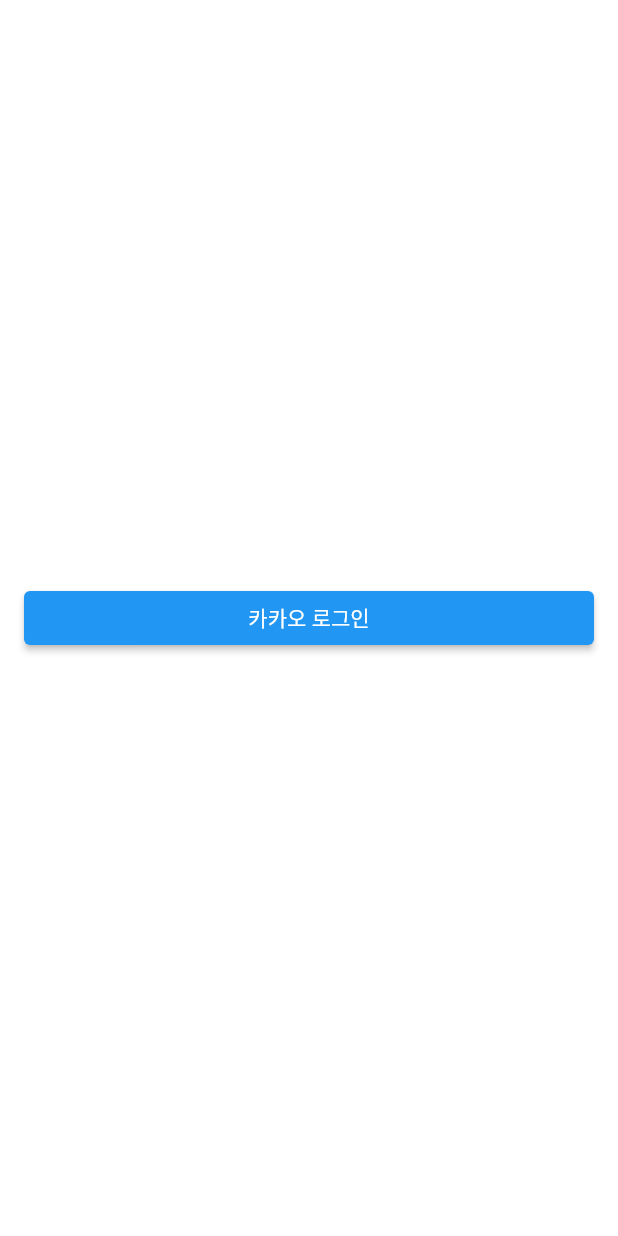
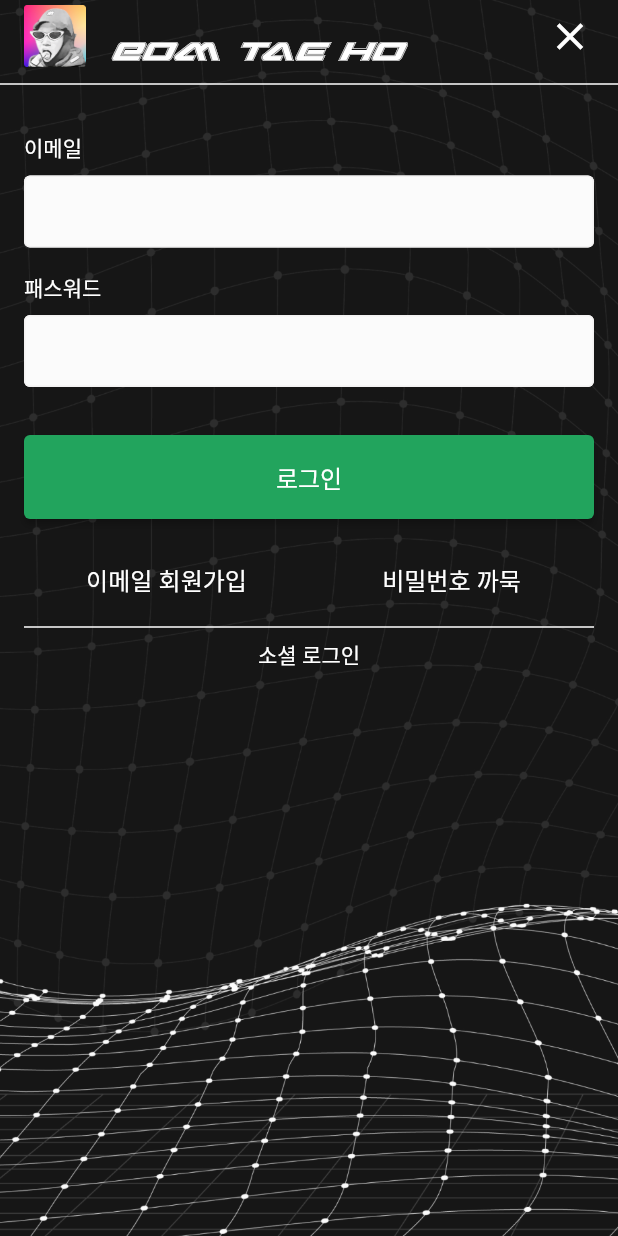
Before and after one commit to eom-droid/project_eom_client, a Flutter app: the screen it shows after launch, on a phone screen of 412 x 824 dp. Run offline on Flutter 3.47's test engine with Material 2 defaults, Android fonts, the phone set to English and light mode, and no system bars; our stand-ins replace dio, flutter_dotenv, flutter_riverpod, flutter_secure_storage, flutter_svg, go_router and 3 more; missing offline and left inert: debounce_throttle, kakao_flutter_sdk_user; generated files the repository leaves out were written again.

Commit message:
FEAT login page 디자인 진행 중[50%]

```diff
--- a/lib/auth/respository/auth_repository.dart
+++ b/lib/auth/respository/auth_repository.dart
@@ -1,24 +1,34 @@
 import 'package:client/auth/model/token_model.dart';
+import 'package:client/common/const/data.dart';
 import 'package:client/common/dio/dio.dart';
+import 'package:client/common/provider/secure_storage.dart';
 import 'package:dio/dio.dart' hide Headers;
 import 'package:flutter_dotenv/flutter_dotenv.dart';
 import 'package:flutter_riverpod/flutter_riverpod.dart';
+import 'package:flutter_secure_storage/flutter_secure_storage.dart';
 
 const SET_COOKIE_SPLIT_PATTERN = "; ";
 
 final authRepositoryProvider = Provider((ref) {
-  final dio = ref.read(dioProvider);
+  final dio = ref.watch(dioProvider);
+  final storage = ref.watch(secureStorageProvider);
   String ip = dotenv.env['IP']!;
-  return AuthRepository(dio: dio, baseUrl: 'http://$ip/api/v1/auth');
+  return AuthRepository(
+    dio: dio,
+    baseUrl: 'http://$ip/api/v1/auth',
+    storage: storage,
+  );
 });
 
 class AuthRepository {
   final String baseUrl;
   final Dio dio;
+  final FlutterSecureStorage storage;
 
   AuthRepository({
     required this.baseUrl,
     required this.dio,
+    required this.storage,
   });
 
   Future<TokenModel?> kakaoJoin(String kakaoToken) async {
@@ -56,6 +66,11 @@ class AuthRepository {
       return null;
     }
 
+    await Future.wait([
+      storage.write(key: ACCESS_TOKEN_KEY, value: accessToken),
+      storage.write(key: REFRESH_TOKEN_KEY, value: refreshTokenFromCookie)
+    ]);
+
     return TokenModel(
       accessToken: accessToken,
       refreshToken: refreshTokenFromCookie,
--- a/lib/auth/view/login_screen.dart
+++ b/lib/auth/view/login_screen.dart
@@ -1,4 +1,6 @@
-import 'package:client/common/layout/default_layout.dart';
+import 'package:client/common/components/custom_main_button.dart';
+import 'package:client/common/components/custom_text_form_field.dart';
+import 'package:client/common/components/default_moving_background.dart';
 import 'package:client/user/provider/user_provider.dart';
 import 'package:flutter/material.dart';
 import 'package:flutter_dotenv/flutter_dotenv.dart';
@@ -11,22 +13,155 @@ class LoginScreen extends ConsumerWidget {
 
   @override
   Widget build(BuildContext context, WidgetRef ref) {
-    return DefaultLayout(
+    final width = MediaQuery.of(context).size.width;
+    return DefaultMovingBackground(
       child: SafeArea(
+        bottom: true,
         top: true,
         child: Column(
-          mainAxisAlignment: MainAxisAlignment.center,
           crossAxisAlignment: CrossAxisAlignment.stretch,
           children: [
-            ElevatedButton(
-              onPressed: () async {
-                await kakaoLogin(ref: ref);
-              },
-              child: const Text('카카오 로그인'),
-            )
+            Padding(
+              padding: const EdgeInsets.only(left: 16.0),
+              child: _appBar(width: width),
+            ),
+            const Divider(
+              color: Colors.white,
+              thickness: 1,
+            ),
+            const SizedBox(height: 24.0),
+            _emailLoginPart(),
+            const Padding(
+              padding: EdgeInsets.symmetric(
+                horizontal: 16.0,
+              ),
+              child: Divider(
+                color: Colors.white,
+                thickness: 1,
+              ),
+            ),
+            _socialLoginPart(),
           ],
         ),
       ),
+    );
+  }
+
+  Widget _socialLoginPart() {
+    return const Column(
+      children: [
+        Text('소셜 로그인', style: TextStyle(color: Colors.white)),
+      ],
+    );
+  }
+
+  Widget _emailLoginPart() {
+    return Padding(
+      padding: const EdgeInsets.symmetric(horizontal: 16.0),
+      child: Column(
+        crossAxisAlignment: CrossAxisAlignment.stretch,
+        children: [
+          const Text(
+            '이메일',
+            style: TextStyle(
+              color: Colors.white,
+            ),
+            textAlign: TextAlign.start,
+          ),
+          const SizedBox(height: 8),
+          CustomTextFormField(
+            onChanged: (value) {},
+          ),
+          const SizedBox(height: 16.0),
+          const Text(
+            '패스워드',
+            style: TextStyle(
+              color: Colors.white,
+            ),
+            textAlign: TextAlign.start,
+          ),
+          const SizedBox(height: 8),
+          CustomTextFormField(
+            obscureText: true,
+            onChanged: (value) {},
+          ),
+          const SizedBox(height: 32),
+          CustomMainButton(text: "로그인", onPressed: () {}),
+          const SizedBox(height: 16),
+          Row(
+            children: [
+              Expanded(
+                child: TextButton(
+                  onPressed: () {},
+                  child: const Text(
+                    '이메일 회원가입',
+                    style: TextStyle(
+                      color: Colors.white,
+                      fontSize: 16.0,
+                    ),
+                  ),
+                ),
+              ),
+              Expanded(
+                child: TextButton(
+                  onPressed: () {},
+                  child: const Text(
+                    '비밀번호 까묵',
+                    style: TextStyle(
+                      color: Colors.white,
+                      fontSize: 16.0,
+                    ),
+                  ),
+                ),
+              ),
+            ],
+          ),
+        ],
+      ),
+    );
+  }
+
+  Widget _appBar({
+    required double width,
+  }) {
+    return Row(
+      mainAxisAlignment: MainAxisAlignment.spaceBetween,
+      children: [
+        SizedBox(
+          height: width * 0.1,
+          child: Row(
+            crossAxisAlignment: CrossAxisAlignment.stretch,
+            children: [
+              Image.asset(
+                "asset/imgs/logo/logo.png",
+                width: width * 0.1,
+                height: width * 0.1,
+              ),
+              const SizedBox(width: 16),
+              const Align(
+                alignment: Alignment.bottomCenter,
+                child: Text(
+                  'Eom Tae Ho',
+                  style: TextStyle(
+                    fontSize: 20,
+                    // fontWeight: FontWeight.bold,
+                    color: Colors.white,
+                    fontFamily: "sabreshark",
+                  ),
+                ),
+              ),
+            ],
+          ),
+        ),
+        TextButton(
+          onPressed: () {},
+          child: const Icon(
+            Icons.close_sharp,
+            color: Colors.white,
+            size: 30,
+          ),
+        ),
+      ],
     );
   }
 
--- /dev/null
+++ b/lib/common/components/custom_main_button.dart
@@ -0,0 +1,30 @@
+import 'package:client/common/const/colors.dart';
+import 'package:flutter/material.dart';
+
+class CustomMainButton extends StatelessWidget {
+  final String text;
+  final VoidCallback onPressed;
+  const CustomMainButton({
+    super.key,
+    required this.text,
+    required this.onPressed,
+  });
+
+  @override
+  Widget build(BuildContext context) {
+    return ElevatedButton(
+      onPressed: onPressed,
+      style: ElevatedButton.styleFrom(
+        backgroundColor: PRIMARY_COLOR,
+        padding: const EdgeInsets.symmetric(vertical: 16.0),
+      ),
+      child: Text(
+        text,
+        style: const TextStyle(
+          color: Colors.white,
+          fontSize: 16.0,
+        ),
+      ),
+    );
+  }
+}
--- /dev/null
+++ b/lib/common/components/custom_text_form_field.dart
@@ -0,0 +1,58 @@
+import 'package:client/common/const/colors.dart';
+import 'package:flutter/material.dart';
+
+class CustomTextFormField extends StatelessWidget {
+  final String? hintText;
+  final String? errorText;
+  final bool obscureText;
+  final bool autofocus;
+  final ValueChanged<String>? onChanged;
+
+  const CustomTextFormField({
+    super.key,
+    this.hintText,
+    this.errorText,
+    this.obscureText = false,
+    this.autofocus = false,
+    required this.onChanged,
+  });
+
+  @override
+  Widget build(BuildContext context) {
+    const baseBorder = OutlineInputBorder(
+      borderSide: BorderSide(
+        color: INPUT_BORDER_COLOR,
+        width: 1.0,
+      ),
+    );
+
+    return TextFormField(
+      cursorColor: PRIMARY_COLOR,
+      // 비밀번호 입력할때
+      obscureText: obscureText,
+      autofocus: autofocus,
+      onChanged: onChanged,
+      decoration: InputDecoration(
+        contentPadding: const EdgeInsets.all(10),
+        hintText: hintText,
+        hintStyle: const TextStyle(
+          color: BODY_TEXT_COLOR,
+          fontSize: 14.0,
+        ),
+        errorText: errorText,
+        fillColor: INPUT_BG_COLOR,
+        // false - 배경색 없음
+        // true - 배경색 있음
+        filled: true,
+        // 모든 input 상태의 기본 스타일 세팅
+        border: baseBorder,
+        enabledBorder: baseBorder,
+        focusedBorder: baseBorder.copyWith(
+          borderSide: baseBorder.borderSide.copyWith(
+            color: PRIMARY_COLOR,
+          ),
+        ),
+      ),
+    );
+  }
+}
--- /dev/null
+++ b/lib/common/components/default_moving_background.dart
@@ -0,0 +1,79 @@
+import 'package:client/common/const/data.dart';
+import 'package:flutter/material.dart';
+
+class DefaultMovingBackground extends StatelessWidget {
+  final Widget child;
+  const DefaultMovingBackground({
+    super.key,
+    required this.child,
+  });
+
+  @override
+  Widget build(BuildContext context) {
+    return Scaffold(
+      body: Stack(
+        children: [
+          const _BackgroundImage(),
+          const _BackgroundFilter(),
+          child,
+        ],
+      ),
+    );
+  }
+}
+
+class _BackgroundImage extends StatefulWidget {
+  const _BackgroundImage();
+
+  @override
+  State<_BackgroundImage> createState() => _BackgroundImageState();
+}
+
+class _BackgroundImageState extends State<_BackgroundImage>
+    with TickerProviderStateMixin {
+  late final AnimationController _animationController = AnimationController(
+    duration: const Duration(seconds: 120),
+    vsync: this,
+    value: 0.0,
+    lowerBound: 0.0,
+    upperBound:
+        (homeBackgroundImageWidth * MediaQuery.of(context).size.height) -
+            (MediaQuery.of(context).size.width),
+  )..repeat(reverse: true);
+
+  @override
+  void dispose() {
+    // TODO: implement dispose
+    _animationController.dispose();
+    super.dispose();
+  }
+
+  @override
+  Widget build(BuildContext context) {
+    return AnimatedBuilder(
+      animation: _animationController,
+      builder: ((context, child) {
+        return Positioned(
+          left: -_animationController.value,
+          child: child!,
+        );
+      }),
+      child: Image.asset(
+        "asset/imgs/home_background.png",
+        height: MediaQuery.of(context).size.height,
+        fit: BoxFit.contain,
+      ),
+    );
+  }
+}
+
+class _BackgroundFilter extends StatelessWidget {
+  const _BackgroundFilter();
+
+  @override
+  Widget build(BuildContext context) {
+    return Container(
+      color: const Color(0xFFD9D9D9).withOpacity(0.1),
+    );
+  }
+}
--- a/lib/common/layout/default_layout.dart
+++ b/lib/common/layout/default_layout.dart
@@ -1,13 +1,13 @@
 import 'package:flutter/material.dart';
-import 'package:client/common/const/colors.dart';
 
 class DefaultLayout extends StatelessWidget {
   final Color? backgroundColor;
   final Widget child;
-  final String? title;
+
   final Widget? bottomNavigationBar;
   final Widget? floatingActionButton;
-  final List<Widget>? appBarActions;
+  final AppBar? appBar;
+
   final bool isFullScreen;
 
   const DefaultLayout({
@@ -15,8 +15,7 @@ class DefaultLayout extends StatelessWidget {
     required this.child,
     this.bottomNavigationBar,
     this.backgroundColor,
-    this.title,
-    this.appBarActions,
+    this.appBar,
     this.floatingActionButton,
     this.isFullScreen = false,
   });
@@ -29,30 +28,30 @@ class DefaultLayout extends StatelessWidget {
         padding: EdgeInsets.symmetric(horizontal: isFullScreen ? 0.0 : 16.0),
         child: child,
       ),
-      appBar: renderAppBar(),
+      appBar: appBar,
       bottomNavigationBar: bottomNavigationBar,
       floatingActionButton: floatingActionButton,
     );
   }
 
-  AppBar? renderAppBar() {
-    if (title == null) {
-      return null;
-    } else {
-      return AppBar(
-        actions: appBarActions,
-        backgroundColor: BACKGROUND_BLACK,
-        // 앞으로 튀어나온 효과
-        elevation: 0,
-        title: Text(
-          title!,
-          style: const TextStyle(
-            fontSize: 16.0,
-            fontWeight: FontWeight.w500,
-          ),
-        ),
-        foregroundColor: Colors.white,
-      );
-    }
-  }
+  // AppBar? renderAppBar() {
+  //   if (title == null) {
+  //     return null;
+  //   } else {
+  //     return AppBar(
+  //       actions: appBarActions,
+  //       backgroundColor: BACKGROUND_BLACK,
+  //       // 앞으로 튀어나온 효과
+  //       elevation: 0,
+  //       title: Text(
+  //         title!,
+  //         style: const TextStyle(
+  //           fontSize: 16.0,
+  //           fontWeight: FontWeight.w500,
+  //         ),
+  //       ),
+  //       foregroundColor: Colors.white,
+  //     );
+  //   }
+  // }
 }
--- a/lib/home/view/home_screen.dart
+++ b/lib/home/view/home_screen.dart
@@ -1,11 +1,11 @@
 import 'package:client/auth/view/login_screen.dart';
+import 'package:client/common/components/default_moving_background.dart';
 import 'package:client/user/model/user_with_token_model.dart';
 import 'package:client/user/provider/user_provider.dart';
 import 'package:flutter/material.dart';
 import 'package:flutter_riverpod/flutter_riverpod.dart';
 import 'package:flutter_svg/svg.dart';
 import 'package:go_router/go_router.dart';
-import 'package:client/common/const/data.dart';
 import 'package:client/common/const/setting.dart';
 import 'dart:math' as math;
 
@@ -13,80 +13,13 @@ import 'package:client/diary/view/diary_screen.dart';
 import 'package:client/home/components/routing_button.dart';
 import 'package:client/music/view/music_screen.dart';
 
-class HomeScreen extends StatefulWidget {
+class HomeScreen extends StatelessWidget {
   const HomeScreen({super.key});
 
   @override
-  State<HomeScreen> createState() => _HomeScreenState();
-}
-
-class _HomeScreenState extends State<HomeScreen> with TickerProviderStateMixin {
-  @override
   Widget build(BuildContext context) {
-    return const Scaffold(
-      body: Stack(
-        children: [
-          BackgroundImage(),
-          BackgroundFilter(),
-          _FrontImagesRender(),
-        ],
-      ),
-    );
-  }
-}
-
-class BackgroundImage extends StatefulWidget {
-  const BackgroundImage({super.key});
-
-  @override
-  State<BackgroundImage> createState() => _BackgroundImageState();
-}
-
-class _BackgroundImageState extends State<BackgroundImage>
-    with TickerProviderStateMixin {
-  late final AnimationController _animationController = AnimationController(
-    duration: const Duration(seconds: 120),
-    vsync: this,
-    value: 0.0,
-    lowerBound: 0.0,
-    upperBound:
-        (homeBackgroundImageWidth * MediaQuery.of(context).size.height) -
-            (MediaQuery.of(context).size.width),
-  )..repeat(reverse: true);
-
-  @override
-  void dispose() {
-    // TODO: implement dispose
-    _animationController.dispose();
-    super.dispose();
-  }
-
-  @override
-  Widget build(BuildContext context) {
-    return AnimatedBuilder(
-      animation: _animationController,
-      builder: ((context, child) {
-        return Positioned(
-          left: -_animationController.value,
-          child: child!,
-        );
-      }),
-      child: Image.asset(
-        "asset/imgs/home_background.png",
-        height: MediaQuery.of(context).size.height,
-        fit: BoxFit.contain,
-      ),
-    );
-  }
-}
-
-class BackgroundFilter extends StatelessWidget {
-  const BackgroundFilter({super.key});
-
-  @override
-  Widget build(BuildContext context) {
-    return Container(
-      color: const Color(0xFFD9D9D9).withOpacity(0.1),
+    return const DefaultMovingBackground(
+      child: _FrontImagesRender(),
     );
   }
 }
@@ -268,9 +201,16 @@ class _FrontImagesRender extends ConsumerWidget {
               width: 194.0 * aspectWidth,
             ),
           ),
+          ElevatedButton(
+            onPressed: () {
+              ref.read(userProvider.notifier).logout();
+            },
+            child: const Text("로그아웃"),
+          ),
 
           Positioned(
             bottom: 0,
+            // 현재 로그인 상태에 따라서 다른 버튼을 보여준다.
             child: user is UserWithTokenModel
                 ? _menuBar(
                     context: context,
--- a/lib/user/provider/user_provider.dart
+++ b/lib/user/provider/user_provider.dart
@@ -105,4 +105,9 @@ class UserStateNotifier extends StateNotifier<UserWithTokenModelBase?> {
       return;
     }
   }
+
+  logout() async {
+    // await secureStorage.deleteAll();
+    state = null;
+  }
 }
--- a/pubspec.yaml
+++ b/pubspec.yaml
@@ -88,6 +88,7 @@ flutter:
     - asset/imgs/icons/
     - asset/imgs/music/
     - asset/imgs/diary/
+    - asset/imgs/logo/
   fonts:
     - family: sabreshark
       fonts:
```
Also changed, not shown: asset/imgs/logo/logo.png (added).
